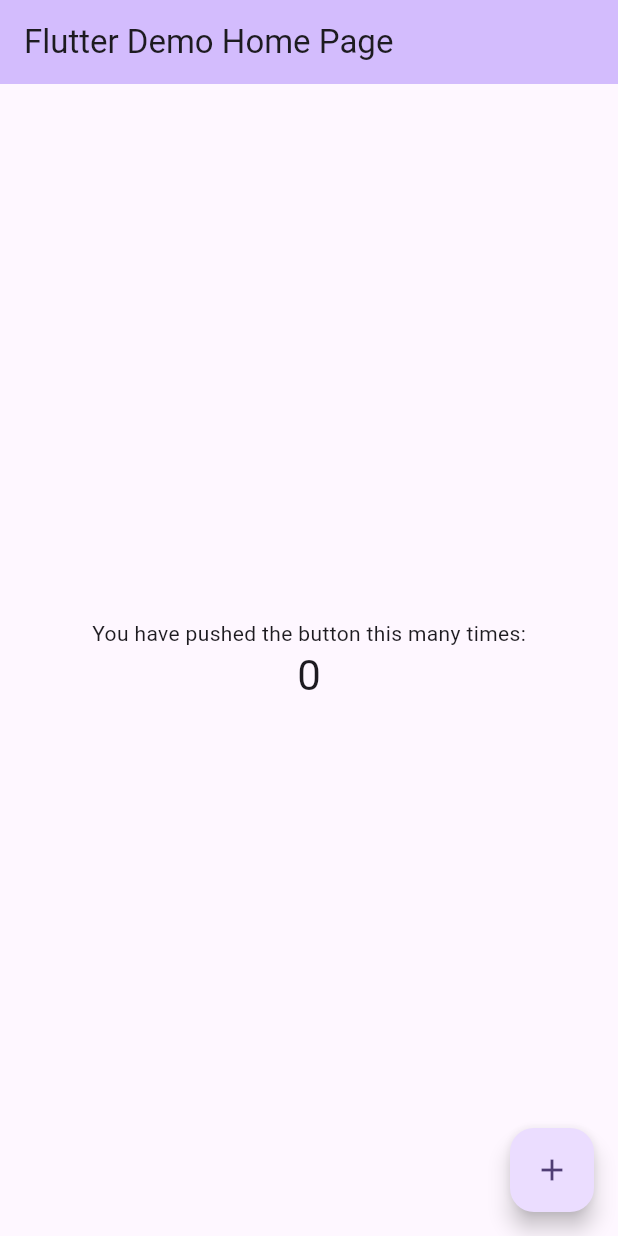
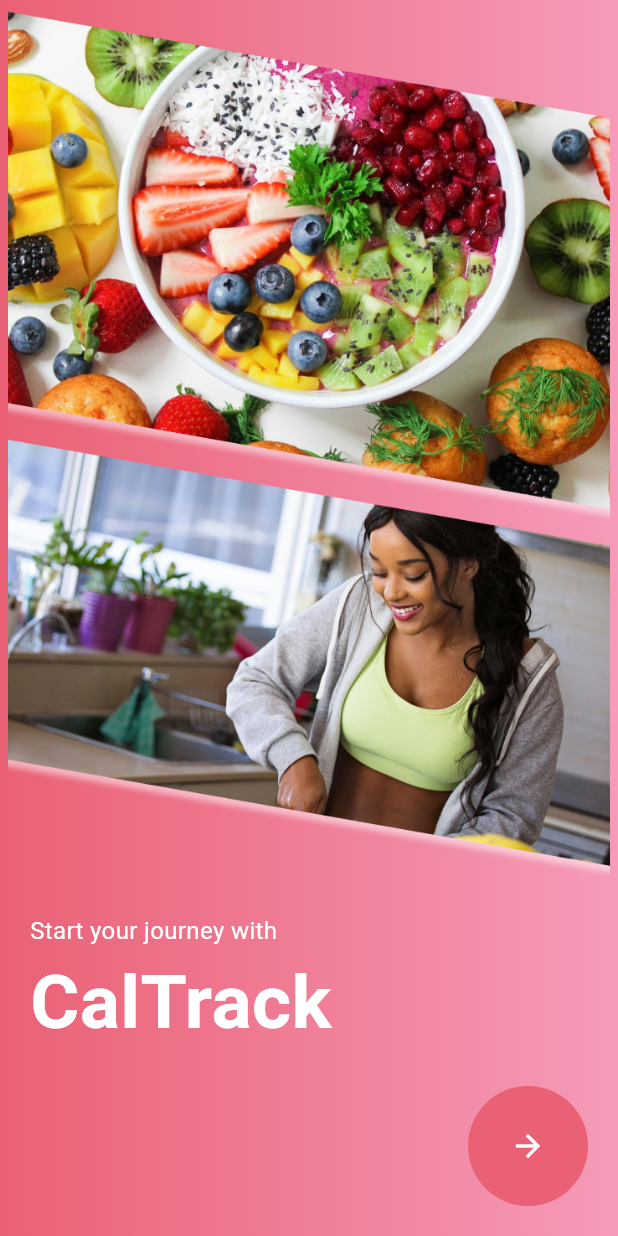
Before and after one commit to caltrack-mage-x/CALTRACK-APP, a Flutter app: the screen it shows after launch, on a phone screen of 412 x 824 dp. Run offline on Flutter 3.47's test engine with Material 3 defaults, Android fonts, the phone set to English and light mode, and no system bars.

Commit message:
Progress1

```diff
--- /dev/null
+++ b/caltrack/lib/action1.dart
@@ -0,0 +1,83 @@
+import 'package:flutter/material.dart';
+import 'action2.dart';
+
+class Action1Page extends StatelessWidget {
+  const Action1Page({Key? key}) : super(key: key);
+
+  @override
+  Widget build(BuildContext context) {
+    return Scaffold(
+      body: Container(
+        decoration: const BoxDecoration(
+          gradient: LinearGradient(
+            begin: Alignment.centerLeft,
+            end: Alignment.centerRight,
+            colors: [
+              Color(0xFFEA6175),
+              Color(0xFFF59BB9),
+            ],
+          ),
+        ),
+        child: SafeArea(
+          child: Column(
+            children: [
+              Expanded(
+                child: Image.asset(
+                  'assets/StartJourney.png',
+                  fit: BoxFit.cover,
+                ),
+              ),
+              Padding(
+                padding: const EdgeInsets.all(20.0),
+                child: Column(
+                  crossAxisAlignment: CrossAxisAlignment.start,
+                  children: [
+                    const Text(
+                      'Start your journey with',
+                      style: TextStyle(
+                        color: Colors.white,
+                        fontSize: 16,
+                      ),
+                    ),
+                    const Text(
+                      'CalTrack',
+                      style: TextStyle(
+                        color: Colors.white,
+                        fontSize: 50,
+                        fontWeight: FontWeight.bold,
+                      ),
+                    ),
+                    const SizedBox(height: 20),
+                    Align(
+                      alignment: Alignment.centerRight,
+                      child: GestureDetector(
+                        onTap: () {
+                          Navigator.push(
+                            context,
+                            MaterialPageRoute(builder: (context) => const Action2Page()),
+                          );
+                        },
+                        child: Container(
+                          width: 80,
+                          height: 80,
+                          decoration: const BoxDecoration(
+                            shape: BoxShape.circle,
+                            color: Color(0xFFEA6175),
+                          ),
+                          child: const Icon(
+                            Icons.arrow_forward,
+                            color: Colors.white,
+                          ),
+                        ),
+                      ),
+                    ),
+                  ],
+                ),
+              ),
+            ],
+          ),
+        ),
+      ),
+    );
+  }
+}
--- a/caltrack/lib/main.dart
+++ b/caltrack/lib/main.dart
@@ -1,4 +1,5 @@
 import 'package:flutter/material.dart';
+import 'splash.dart';
 
 void main() {
   runApp(const MyApp());
@@ -10,60 +11,13 @@
   @override
   Widget build(BuildContext context) {
     return MaterialApp(
-      title: 'Flutter Demo',
+      title: 'CALTRACK-APP',
+      debugShowCheckedModeBanner: false,
       theme: ThemeData(
         colorScheme: ColorScheme.fromSeed(seedColor: Colors.deepPurple),
         useMaterial3: true,
       ),
-      home: const MyHomePage(title: 'Flutter Demo Home Page'),
+      home: const SplashScreen(),
     );
   }
 }
-
-class MyHomePage extends StatefulWidget {
-  const MyHomePage({super.key, required this.title});
-
-  final String title;
-
-  @override
-  State<MyHomePage> createState() => _MyHomePageState();
-}
-
-class _MyHomePageState extends State<MyHomePage> {
-  int _counter = 0;
-
-  void _incrementCounter() {
-    setState(() {
-      _counter++;
-    });
-  }
-
-  @override
-  Widget build(BuildContext context) {
-    return Scaffold(
-      appBar: AppBar(
-        backgroundColor: Theme.of(context).colorScheme.inversePrimary,
-        title: Text(widget.title),
-      ),
-      body: Center(
-        child: Column(
-          mainAxisAlignment: MainAxisAlignment.center,
-          children: <Widget>[
-            const Text(
-              'You have pushed the button this many times:',
-            ),
-            Text(
-              '$_counter',
-              style: Theme.of(context).textTheme.headlineMedium,
-            ),
-          ],
-        ),
-      ),
-      floatingActionButton: FloatingActionButton(
-        onPressed: _incrementCounter,
-        tooltip: 'Increment',
-        child: const Icon(Icons.add),
-      ),
-    );
-  }
-}
--- a/caltrack/pubspec.yaml
+++ b/caltrack/pubspec.yaml
@@ -59,9 +59,13 @@
   uses-material-design: true
 
   # To add assets to your application, add an assets section, like this:
-  # assets:
+  assets:
   #   - images/a_dot_burr.jpeg
   #   - images/a_dot_ham.jpeg
+      - assets/Wortel.png
+      - assets/StartJourney.png
+      - assets/WakeUpWorkout.png
+      - assets/LoginBackground.png
 
   # An image asset can refer to one or more resolution-specific "variants", see
   # https://flutter.dev/assets-and-images/#resolution-aware
```
Also changed, not shown: caltrack/lib/action2.dart (added, +87 -0 lines), caltrack/lib/login_section.dart (added, +273 -0 lines), caltrack/lib/sign_in.dart (added, +139 -0 lines), caltrack/lib/splash.dart (added, +85 -0 lines), caltrack/assets/LoginBackground.png (added), caltrack/assets/StartJourney.png (added), caltrack/assets/WakeUpWorkout.png (added), caltrack/assets/Wortel.png (added), caltrack/assets/Wortel.svg (added), caltrack/pubspec.lock.
